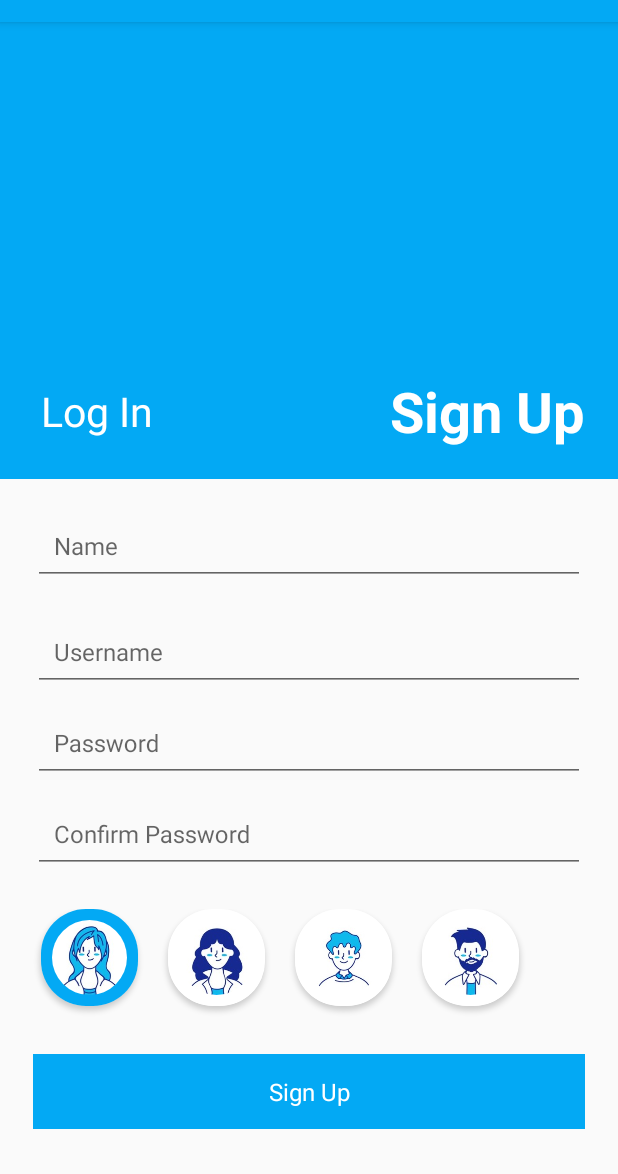
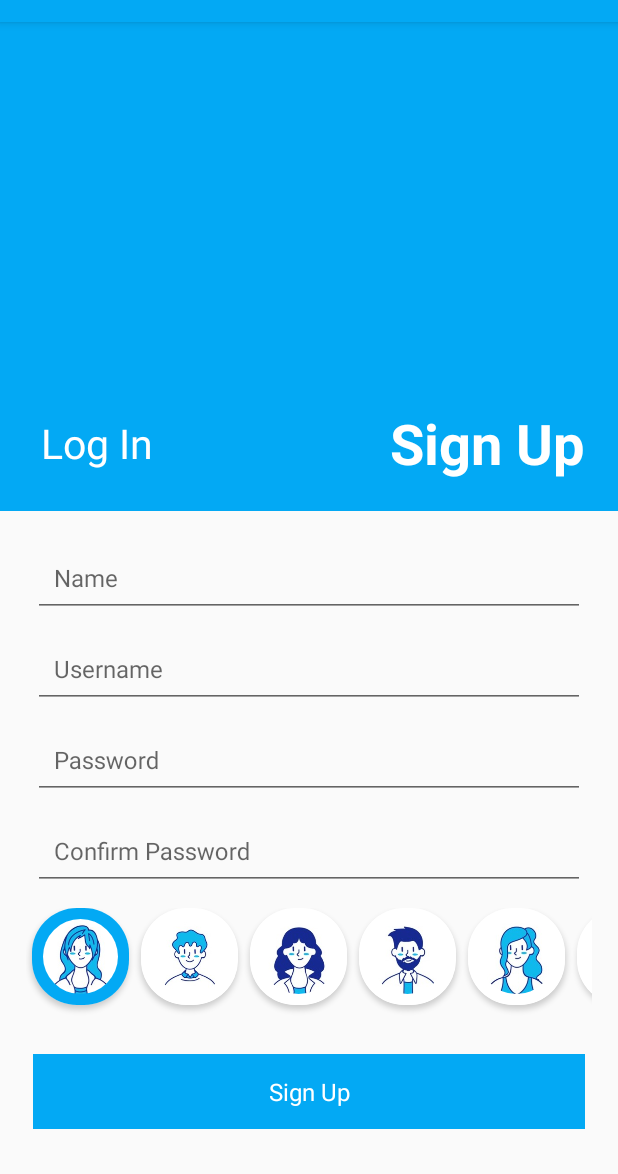
Before and after one commit to nakul-19/Safe_Keeper, an Android app: the screen it shows after launch (LoginActivity), after a tap on "Sign Up", on a phone screen of 412 x 824 dp, the part 62-1236 px from its top. Run offline under Robolectric (Android 15) with nearby library versions, the phone set to English and light mode, and no system bars; our stand-ins replace CircleImageView, Room's generated code.

Commit message:
Added more avatars.

```diff
--- a/app/src/main/java/com/myapp/fragments/SignUpFragment.kt
+++ b/app/src/main/java/com/myapp/fragments/SignUpFragment.kt
@@ -39,9 +39,13 @@ class SignUpFragment : BaseFragment() {
         val recycler = view.findViewById<RecyclerView>(R.id.avatarRecycler)
         recycler.layoutManager= LinearLayoutManager(requireContext(),LinearLayoutManager.HORIZONTAL,false)
         list.add(R.drawable.avatar1)
+        list.add(R.drawable.avatar3)
         list.add(R.drawable.avatar2)
-        list.add(R.drawable.avatar3)
         list.add(R.drawable.avatar4)
+        list.add(R.drawable.avatar5)
+        list.add(R.drawable.avatar6)
+        list.add(R.drawable.avatar7)
+        list.add(R.drawable.avatar8)
         adapter= AvatarAdapter(list)
         recycler.adapter=adapter
         init(view)
--- a/app/src/main/res/layout/avatar_layout.xml
+++ b/app/src/main/res/layout/avatar_layout.xml
@@ -2,8 +2,8 @@
 <androidx.cardview.widget.CardView xmlns:android="http://schemas.android.com/apk/res/android"
     android:layout_width="wrap_content"
     android:layout_height="wrap_content"
-    android:layout_marginHorizontal="10dp"
-    android:layout_marginBottom="7dp"
+    android:layout_marginHorizontal="4dp"
+    android:layout_marginBottom="8dp"
     xmlns:app="http://schemas.android.com/apk/res-auto"
     app:cardPreventCornerOverlap="true"
     app:cardCornerRadius="30dp">
--- a/app/src/main/res/layout/fragment_sign_up.xml
+++ b/app/src/main/res/layout/fragment_sign_up.xml
@@ -67,7 +67,6 @@
         android:layout_height="wrap_content"
         android:layout_marginStart="22dp"
         android:layout_marginEnd="22dp"
-        android:layout_marginBottom="10dp"
         app:layout_constraintBottom_toTopOf="@id/etEmail_layout">
 
 
@@ -111,7 +110,7 @@
         android:layout_height="wrap_content"
         android:layout_marginStart="22dp"
         android:layout_marginEnd="22dp"
-        android:layout_marginBottom="24dp"
+        android:layout_marginBottom="12dp"
         app:layout_constraintBottom_toTopOf="@id/avatarRecycler">
 
         <com.google.android.material.textfield.TextInputEditText
@@ -133,7 +132,7 @@
         android:layout_height="wrap_content"
         android:layout_margin="17dp"
         android:paddingBottom="7dp"
-        android:scrollbars="horizontal"
+        android:scrollbars="none"
         app:layout_constraintBottom_toTopOf="@+id/tvSignUpButton" />
 
     <TextView
```
Also changed, not shown: app/src/main/res/drawable-v24/avatar5.jpg (added), app/src/main/res/drawable-v24/avatar6.jpg (added), app/src/main/res/drawable-v24/avatar7.jpg (added), app/src/main/res/drawable-v24/avatar8.jpg (added).
